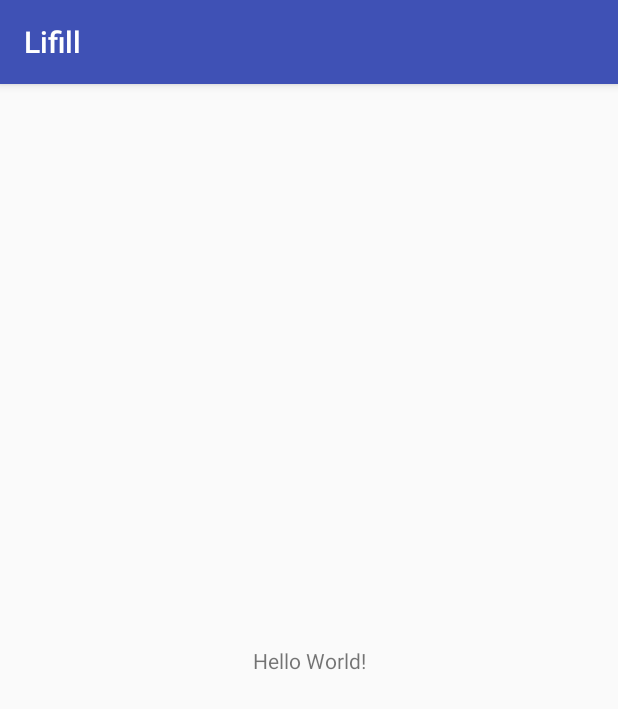
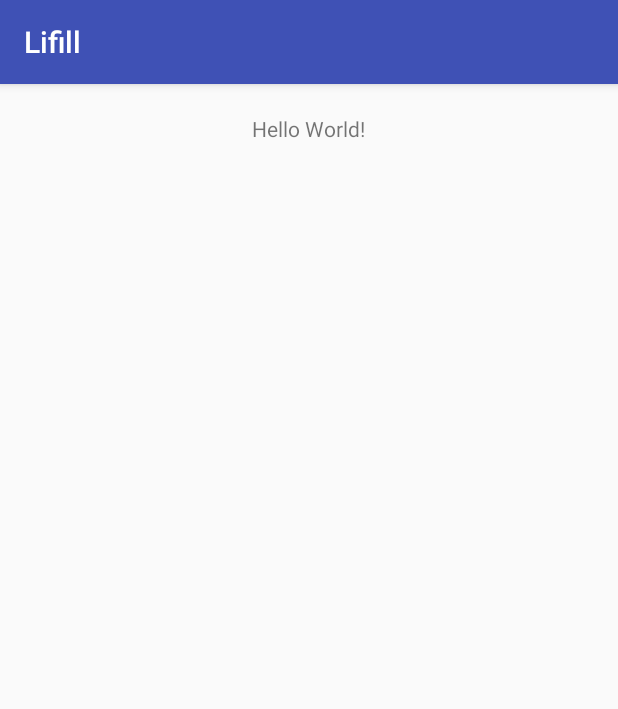
Before and after one commit to jacekngo/LIFILL, an Android app: the screen it shows after launch (MainActivity), on a phone screen of 412 x 824 dp. Shown: the top 709 px of the screen. Run offline under Robolectric (Android 15) with nearby library versions, the phone set to English and light mode, and no system bars; our stand-ins replace ButterKnife.

Commit message:
minor changes

```diff
--- a/app/build.gradle
+++ b/app/build.gradle
@@ -19,6 +19,8 @@ android {
 }
 
 dependencies {
+    compile 'com.jakewharton:butterknife:8.8.1'
+    annotationProcessor 'com.jakewharton:butterknife-compiler:8.8.1'
     implementation fileTree(dir: 'libs', include: ['*.jar'])
     implementation 'com.android.support:appcompat-v7:26.1.0'
     implementation 'com.android.support.constraint:constraint-layout:1.0.2'
--- /dev/null
+++ b/app/src/main/java/com/example/jacek/lifill/Data/ProductDto.java
@@ -0,0 +1,11 @@
+package com.example.jacek.lifill.Data;
+
+/**
+ * Created by jacek on 24.03.18.
+ */
+
+public class ProductDto {
+    String name;
+    String photoUrl;
+
+}
--- a/app/src/main/java/com/example/jacek/lifill/MainActivity.java
+++ b/app/src/main/java/com/example/jacek/lifill/MainActivity.java
@@ -3,19 +3,32 @@ package com.example.jacek.lifill;
 import android.support.v7.app.AppCompatActivity;
 import android.os.Bundle;
 import android.util.Log;
+import android.widget.TextView;
 
 import com.example.jacek.lifill.Data.Place;
+
+import butterknife.BindView;
+import butterknife.ButterKnife;
 
 
 public class MainActivity extends AppCompatActivity {
 
     private Place currentLocation;
 
+    @BindView(R.id.tv_location)
+    private TextView locationTv;
+
     @Override
     protected void onCreate(Bundle savedInstanceState) {
         super.onCreate(savedInstanceState);
         setContentView(R.layout.activity_main);
+        ButterKnife.bind(this);
+
     }
+
+
+
+
 
     protected void onChangeLocation (Place sensorInfo){
         if (sensorInfo==null){
--- a/app/src/main/res/layout/activity_main.xml
+++ b/app/src/main/res/layout/activity_main.xml
@@ -1,18 +1,23 @@
 <?xml version="1.0" encoding="utf-8"?>
-<android.support.constraint.ConstraintLayout xmlns:android="http://schemas.android.com/apk/res/android"
-    xmlns:app="http://schemas.android.com/apk/res-auto"
+<LinearLayout xmlns:android="http://schemas.android.com/apk/res/android"
     xmlns:tools="http://schemas.android.com/tools"
     android:layout_width="match_parent"
     android:layout_height="match_parent"
+    android:orientation="vertical"
     tools:context="com.example.jacek.lifill.MainActivity">
 
     <TextView
+        android:id="@+id/tv_location"
         android:layout_width="wrap_content"
         android:layout_height="wrap_content"
-        android:text="Hello World!"
-        app:layout_constraintBottom_toBottomOf="parent"
-        app:layout_constraintLeft_toLeftOf="parent"
-        app:layout_constraintRight_toRightOf="parent"
-        app:layout_constraintTop_toTopOf="parent" />
+        android:layout_gravity="center"
+        android:paddingBottom="20dp"
+        android:paddingTop="20dp"
+        android:text="Hello World!" />
 
-</android.support.constraint.ConstraintLayout>
+    <FrameLayout
+        android:id="@+id/container"
+        android:layout_width="match_parent"
+        android:layout_height="match_parent"></FrameLayout>
+
+</LinearLayout>
```
